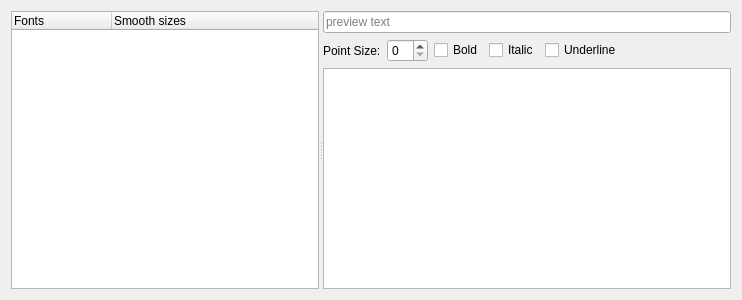
The window that core/tools/fontbrowser/fontbrowser.ui (netrunner-debian-kde-extras/gammaray) describes before a commit, drawn with Qt 5.
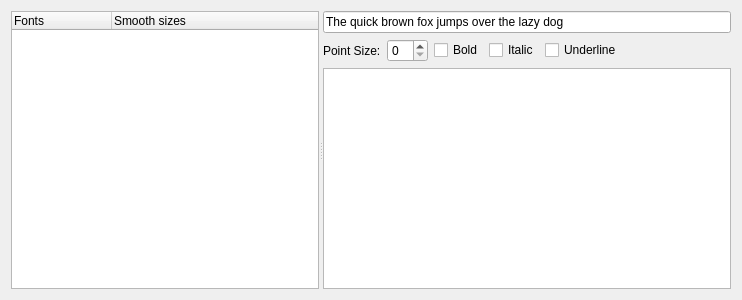
The same window after the commit.

What changed in the file:
```diff
--- a/core/tools/fontbrowser/fontbrowser.ui
+++ b/core/tools/fontbrowser/fontbrowser.ui
@@ -35,8 +35,11 @@
       <layout class="QVBoxLayout" name="verticalLayout">
        <item>
         <widget class="QLineEdit" name="fontText">
+         <property name="text">
+          <string>The quick brown fox jumps over the lazy dog</string>
+         </property>
          <property name="placeholderText">
-          <string>preview text</string>
+          <string>Enter some text here...</string>
          </property>
         </widget>
        </item>
```
